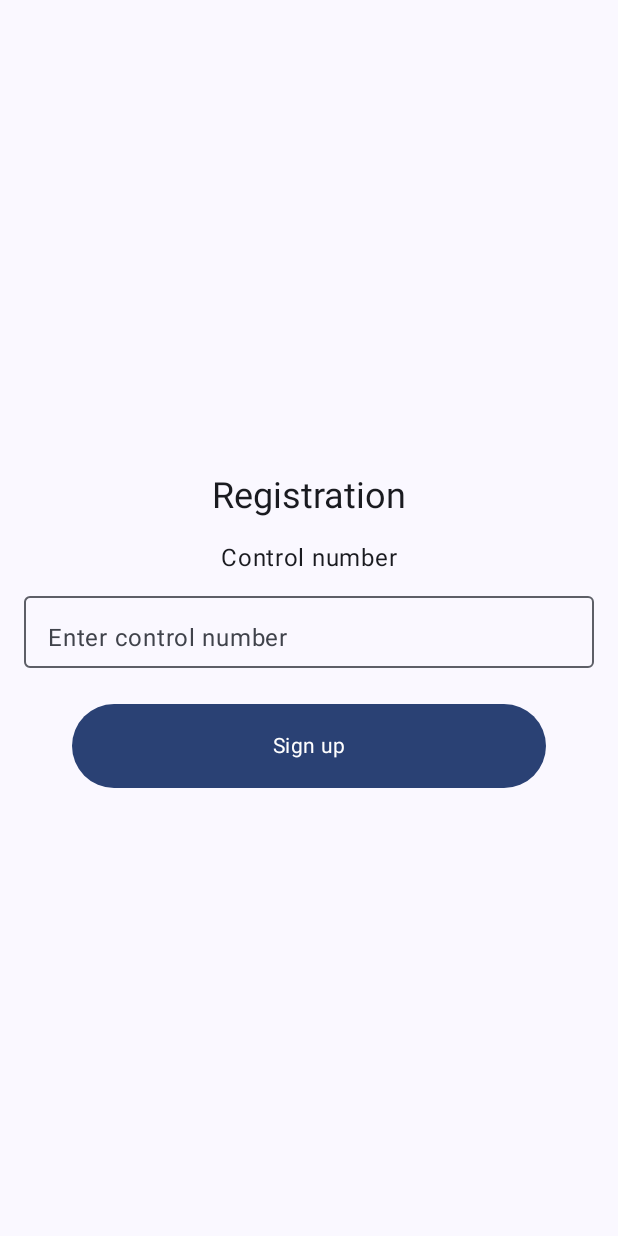
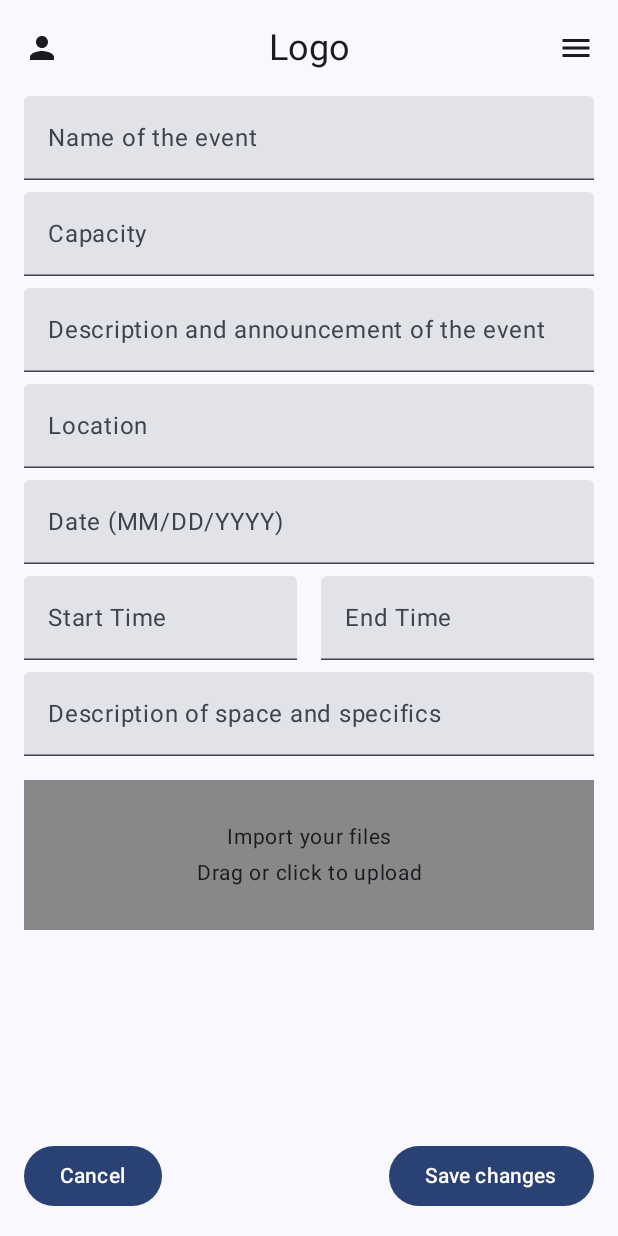
Before and after one commit to karlakulier/event-app-frontend, an Android app built with Jetpack Compose: the ControlNumberScreen screen opened through its navigation route, after a tap on "Sign up", on a phone screen of 412 x 824 dp. Run offline under Robolectric (Android 15) with nearby library versions, the phone set to English and light mode, and no system bars.

Commit message:
#151 Added UI layout for EventInputScreen using Jetpack Compose. - Included input fields for event details (name, capacity, description, etc.). - Implemented dropdown for event type selection. - Added date, start time, and end time input fields. - Created placeholder for file import section. - Added action buttons (Cancel and Save changes). - Ensured alignment and padding for consistent UI structure.

```diff
--- a/EventApp/app/build.gradle.kts
+++ b/EventApp/app/build.gradle.kts
@@ -52,6 +52,7 @@ dependencies {
     implementation(libs.androidx.constraintlayout)
     implementation(libs.androidx.appcompat)
     implementation(libs.androidx.navigation.compose)
+    implementation(libs.androidx.navigation.runtime.ktx)
     testImplementation(libs.junit)
     androidTestImplementation(libs.androidx.junit)
     androidTestImplementation(libs.androidx.espresso.core)
--- a/EventApp/app/src/main/java/com/example/eventapp/ControlNumberActivity.kt
+++ b/EventApp/app/src/main/java/com/example/eventapp/ControlNumberActivity.kt
@@ -51,13 +51,14 @@ fun ControlNumberScreen(navController: NavController) {
         Spacer(modifier = Modifier.height(24.dp))
 
         Button(
-            onClick = { /* Handle sign up click here */ },
+            onClick = { navController.navigate("eventInputScreen") },
             modifier = Modifier
                 .fillMaxWidth()
                 .padding(horizontal = 32.dp)
                 .height(56.dp),
             colors = ButtonDefaults.buttonColors(MaterialTheme.colorScheme.primary)
-        ) {
+        )
+       {
             Text(
                 text = "Sign up",
                 style = MaterialTheme.typography.bodyMedium,
--- /dev/null
+++ b/EventApp/app/src/main/java/com/example/eventapp/EventInputScreen.kt
@@ -0,0 +1,155 @@
+package com.example.eventapp
+
+import androidx.compose.foundation.background
+import androidx.compose.foundation.layout.*
+import androidx.compose.foundation.text.BasicTextField
+import androidx.compose.foundation.text.KeyboardOptions
+import androidx.compose.material.icons.Icons
+import androidx.compose.material.icons.filled.Menu
+import androidx.compose.material.icons.filled.Person
+import androidx.compose.material3.*
+import androidx.compose.runtime.*
+import androidx.compose.ui.Alignment
+import androidx.compose.ui.Modifier
+import androidx.compose.ui.graphics.Color
+import androidx.compose.ui.text.input.KeyboardType
+import androidx.compose.ui.text.style.TextAlign
+import androidx.compose.ui.unit.dp
+import androidx.compose.ui.unit.sp
+import androidx.navigation.NavController
+
+@Composable
+fun EventInputScreen(navController: NavController, modifier: Modifier = Modifier) {
+    var eventName by remember { mutableStateOf("") }
+    var capacity by remember { mutableStateOf("") }
+    var description by remember { mutableStateOf("") }
+    var location by remember { mutableStateOf("") }
+    var date by remember { mutableStateOf("") }
+    var startTime by remember { mutableStateOf("") }
+    var endTime by remember { mutableStateOf("") }
+    var spaceDetails by remember { mutableStateOf("") }
+
+    Column(
+        modifier = modifier
+            .fillMaxSize()
+            .padding(16.dp),
+        verticalArrangement = Arrangement.SpaceBetween
+    ) {
+        Column {
+            // Header
+            Row(
+                modifier = Modifier
+                    .fillMaxWidth()
+                    .padding(bottom = 16.dp),
+                horizontalArrangement = Arrangement.SpaceBetween,
+                verticalAlignment = Alignment.CenterVertically
+            ) {
+                Icon(Icons.Default.Person, contentDescription = "Profile Icon")
+                Text("Logo", style = MaterialTheme.typography.headlineSmall)
+                Icon(Icons.Default.Menu, contentDescription = "Menu Icon")
+            }
+
+            // Input Fields
+            TextField(
+                value = eventName,
+                onValueChange = { eventName = it },
+                label = { Text("Name of the event") },
+                modifier = Modifier.fillMaxWidth()
+            )
+
+            Spacer(modifier = Modifier.height(8.dp))
+
+            TextField(
+                value = capacity,
+                onValueChange = { capacity = it },
+                label = { Text("Capacity") },
+                keyboardOptions = KeyboardOptions(keyboardType = KeyboardType.Number),
+                modifier = Modifier.fillMaxWidth()
+            )
+
+            Spacer(modifier = Modifier.height(8.dp))
+
+            TextField(
+                value = description,
+                onValueChange = { description = it },
+                label = { Text("Description and announcement of the event") },
+                modifier = Modifier.fillMaxWidth()
+            )
+
+            Spacer(modifier = Modifier.height(8.dp))
+
+            TextField(
+                value = location,
+                onValueChange = { location = it },
+                label = { Text("Location") },
+                modifier = Modifier.fillMaxWidth()
+            )
+
+            Spacer(modifier = Modifier.height(8.dp))
+
+            // Date and Time
+            TextField(
+                value = date,
+                onValueChange = { date = it },
+                label = { Text("Date (MM/DD/YYYY)") },
+                keyboardOptions = KeyboardOptions(keyboardType = KeyboardType.Number),
+                modifier = Modifier.fillMaxWidth()
+            )
+
+            Spacer(modifier = Modifier.height(8.dp))
+
+            Row {
+                TextField(
+                    value = startTime,
+                    onValueChange = { startTime = it },
+                    label = { Text("Start Time") },
+                    keyboardOptions = KeyboardOptions(keyboardType = KeyboardType.Number),
+                    modifier = Modifier.weight(1f).padding(end = 8.dp)
+                )
+
+                TextField(
+                    value = endTime,
+                    onValueChange = { endTime = it },
+                    label = { Text("End Time") },
+                    keyboardOptions = KeyboardOptions(keyboardType = KeyboardType.Number),
+                    modifier = Modifier.weight(1f).padding(start = 8.dp)
+                )
+            }
+
+            Spacer(modifier = Modifier.height(8.dp))
+
+            TextField(
+                value = spaceDetails,
+                onValueChange = { spaceDetails = it },
+                label = { Text("Description of space and specifics") },
+                modifier = Modifier.fillMaxWidth()
+            )
+
+            Spacer(modifier = Modifier.height(16.dp))
+
+            // File Import Placeholder
+            Box(
+                modifier = Modifier
+                    .fillMaxWidth()
+                    .height(100.dp)
+                    .background(Color.Gray),
+                contentAlignment = Alignment.Center
+            ) {
+                Text("Import your files\nDrag or click to upload", textAlign = TextAlign.Center, fontSize = 14.sp)
+            }
+        }
+
+        // Buttons
+        Row(
+            modifier = Modifier.fillMaxWidth(),
+            horizontalArrangement = Arrangement.SpaceBetween
+        ) {
+            Button(onClick = { navController.popBackStack() }) {
+                Text("Cancel")
+            }
+            Button(onClick = { /* Save logic */ }) {
+                Text("Save changes")
+            }
+        }
+    }
+}
--- a/EventApp/app/src/main/java/com/example/eventapp/MainActivity.kt
+++ b/EventApp/app/src/main/java/com/example/eventapp/MainActivity.kt
@@ -44,6 +44,9 @@ class MainActivity : ComponentActivity() {
                         composable("controlNumber") {
                             ControlNumberScreen(navController = navController)
                         }
+                        composable("eventInputScreen") {
+                            EventInputScreen(navController = navController)
+                        }
 
                     }
                 }
--- a/EventApp/gradle/libs.versions.toml
+++ b/EventApp/gradle/libs.versions.toml
@@ -11,6 +11,7 @@ composeBom = "2024.04.01"
 constraintlayout = "2.2.0"
 appcompat = "1.7.0"
 navigationCompose = "2.8.3"
+navigationRuntimeKtx = "2.8.4"
 
 [libraries]
 androidx-core-ktx = { group = "androidx.core", name = "core-ktx", version.ref = "coreKtx" }
@@ -30,6 +31,7 @@ androidx-material3 = { group = "androidx.compose.material3", name = "material3"
 androidx-constraintlayout = { group = "androidx.constraintlayout", name = "constraintlayout", version.ref = "constraintlayout" }
 androidx-appcompat = { group = "androidx.appcompat", name = "appcompat", version.ref = "appcompat" }
 androidx-navigation-compose = { group = "androidx.navigation", name = "navigation-compose", version.ref = "navigationCompose" }
+androidx-navigation-runtime-ktx = { group = "androidx.navigation", name = "navigation-runtime-ktx", version.ref = "navigationRuntimeKtx" }
 
 [plugins]
 android-application = { id = "com.android.application", version.ref = "agp" }
```
